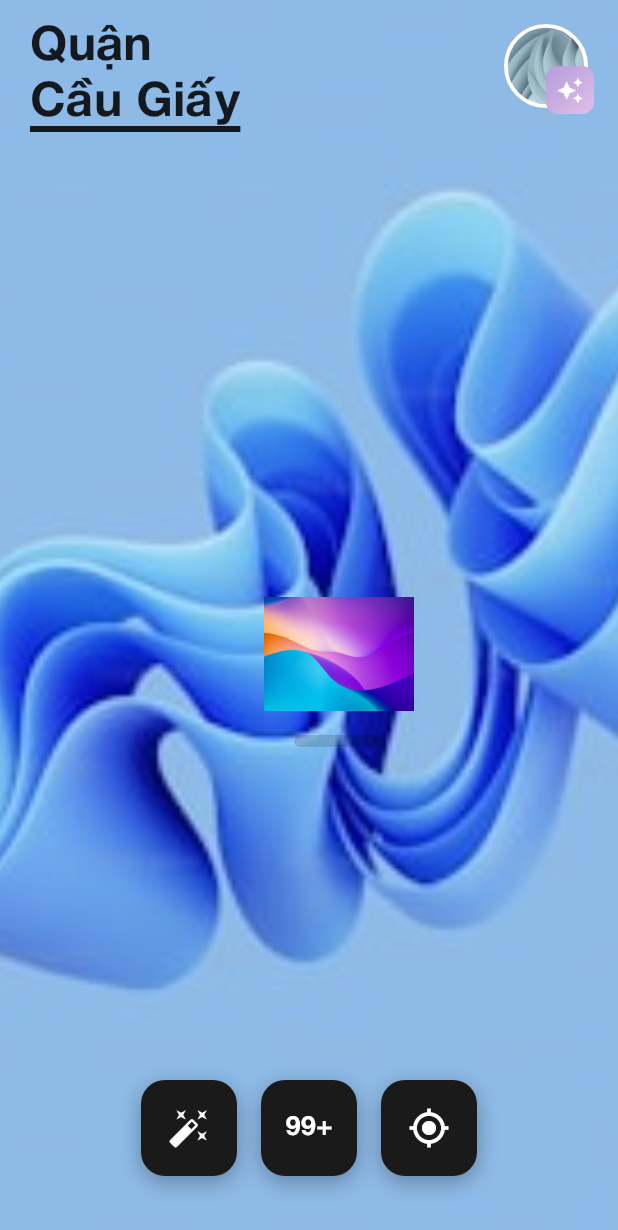
After one commit to thang2k6adu/JT291-flutter-mobile, a Flutter app: the HomeScreen screen opened directly, on a phone screen of 412 x 824 dp. The commit adds this screen. Shown: the top 1230 px of the screen. Run offline on Flutter 3.47's test engine with Material 3 defaults, Android fonts, the phone set to English and light mode, and no system bars; our stand-ins replace carousel_slider, device_info_plus, dio, firebase_auth, firebase_core, flutter_riverpod and 7 more; missing offline and left inert: network_info_plus; accounts and stored records are empty; statements that could not run were skipped; project files that could hold a hidden picture were left out.

Commit message:
feature: skeleton home map screen

```diff
--- a/lib/features/auth/controllers/auth_controller.dart
+++ b/lib/features/auth/controllers/auth_controller.dart
@@ -45,7 +45,7 @@ class AuthController extends AutoDisposeNotifier<void> {
         overlay.showWithTimeout(message: "Đăng nhập thành công");
         await Future.delayed(Duration(microseconds: 500));
         if (context.mounted) {
-          goScreen(context, RouteConstants.main);
+          goScreen(context, RouteConstants.home);
         }
       }
     } catch (e) {
@@ -86,7 +86,7 @@ class AuthController extends AutoDisposeNotifier<void> {
         overlay.showWithTimeout(message: "Đăng nhập thành công");
         await Future.delayed(Duration(microseconds: 500));
         if (context.mounted) {
-          goScreen(context, RouteConstants.main);
+          goScreen(context, RouteConstants.home);
         }
       }
     } catch (e) {
--- /dev/null
+++ b/lib/features/home/screens/home_screen.dart
@@ -0,0 +1,219 @@
+import 'package:flutter/material.dart';
+import 'package:flutter/services.dart';
+
+class HomeScreen extends StatelessWidget {
+  const HomeScreen({Key? key}) : super(key: key);
+
+  @override
+  Widget build(BuildContext context) {
+    return Scaffold(
+      body: AnnotatedRegion<SystemUiOverlayStyle>(
+        value: SystemUiOverlayStyle.dark,
+        child: Stack(
+          children: [
+            // Background Map
+            Positioned.fill(
+              child: Image.asset(
+                'lib/assets/images/demo3.jpg',
+                fit: BoxFit.cover,
+              ),
+            ),
+
+            // Top Section - Title and Avatar
+            SafeArea(
+              child: Padding(
+                padding: const EdgeInsets.fromLTRB(20, 16, 20, 0),
+                child: Row(
+                  mainAxisAlignment: MainAxisAlignment.spaceBetween,
+                  crossAxisAlignment: CrossAxisAlignment.start,
+                  children: [
+                    // Title with underline
+                    Column(
+                      crossAxisAlignment: CrossAxisAlignment.start,
+                      mainAxisSize: MainAxisSize.min,
+                      children: [
+                        const Text(
+                          'Quận',
+                          style: TextStyle(
+                            fontSize: 32,
+                            fontWeight: FontWeight.w700,
+                            color: Colors.black87,
+                            height: 1.0,
+                          ),
+                        ),
+                        const SizedBox(height: 2),
+                        Stack(
+                          children: [
+                            const Text(
+                              'Cầu Giấy',
+                              style: TextStyle(
+                                fontSize: 32,
+                                fontWeight: FontWeight.w700,
+                                color: Colors.black87,
+                                height: 1.2,
+                              ),
+                            ),
+                            Positioned(
+                              bottom: 0,
+                              left: 0,
+                              right: 0,
+                              child: Container(
+                                height: 4,
+                                color: Colors.black87,
+                              ),
+                            ),
+                          ],
+                        ),
+                      ],
+                    ),
+
+                    // Avatar with sparkle badge
+                    Stack(
+                      clipBehavior: Clip.none,
+                      children: [
+                        Container(
+                          width: 56,
+                          height: 56,
+                          decoration: BoxDecoration(
+                            shape: BoxShape.circle,
+                            border: Border.all(
+                              color: Colors.white,
+                              width: 2.5,
+                            ),
+                            image: const DecorationImage(
+                              image: AssetImage('lib/assets/images/demo1.jpg'),
+                              fit: BoxFit.cover,
+                            ),
+                          ),
+                        ),
+                        Positioned(
+                          right: -4,
+                          bottom: -4,
+                          child: Container(
+                            width: 32,
+                            height: 32,
+                            decoration: BoxDecoration(
+                              borderRadius: BorderRadius.circular(8),
+                              gradient: const LinearGradient(
+                                colors: [
+                                  Color(0xFFB39DDB),
+                                  Color(0xFFE1BEE7),
+                                ],
+                                begin: Alignment.topLeft,
+                                end: Alignment.bottomRight,
+                              ),
+                            ),
+                            child: const Icon(
+                              Icons.auto_awesome,
+                              color: Colors.white,
+                              size: 18,
+                            ),
+                          ),
+                        ),
+                      ],
+                    ),
+                  ],
+                ),
+              ),
+            ),
+
+            // Character on map
+            Center(
+              child: Transform.translate(
+                offset: const Offset(20, 30),
+                child: Column(
+                  mainAxisSize: MainAxisSize.min,
+                  children: [
+                    Image.asset(
+                      'lib/assets/images/demo2.jpg',
+                      width: 100,
+                      height: 100,
+                    ),
+                    const SizedBox(height: 4),
+                    Container(
+                      width: 60,
+                      height: 8,
+                      decoration: BoxDecoration(
+                        color: Colors.black.withOpacity(0.15),
+                        borderRadius: BorderRadius.circular(20),
+                      ),
+                    ),
+                  ],
+                ),
+              ),
+            ),
+
+            // Bottom Action Buttons
+            Positioned(
+              left: 0,
+              right: 0,
+              bottom: 40,
+              child: SafeArea(
+                child: Row(
+                  mainAxisAlignment: MainAxisAlignment.center,
+                  children: [
+                    _buildActionButton(
+                      icon: Icons.auto_fix_high,
+                      onTap: () {},
+                    ),
+                    const SizedBox(width: 16),
+                    _buildActionButton(
+                      label: '99+',
+                      onTap: () {},
+                    ),
+                    const SizedBox(width: 16),
+                    _buildActionButton(
+                      icon: Icons.my_location,
+                      onTap: () {},
+                    ),
+                  ],
+                ),
+              ),
+            ),
+          ],
+        ),
+      ),
+    );
+  }
+
+  Widget _buildActionButton({
+    IconData? icon,
+    String? label,
+    required VoidCallback onTap,
+  }) {
+    return GestureDetector(
+      onTap: onTap,
+      child: Container(
+        width: 64,
+        height: 64,
+        decoration: BoxDecoration(
+          color: const Color(0xFF1A1A1A),
+          borderRadius: BorderRadius.circular(16),
+          boxShadow: [
+            BoxShadow(
+              color: Colors.black.withOpacity(0.3),
+              blurRadius: 12,
+              offset: const Offset(0, 4),
+            ),
+          ],
+        ),
+        child: Center(
+          child: icon != null
+              ? Icon(
+                  icon,
+                  color: Colors.white,
+                  size: 28,
+                )
+              : Text(
+                  label!,
+                  style: const TextStyle(
+                    color: Colors.white,
+                    fontSize: 18,
+                    fontWeight: FontWeight.w700,
+                  ),
+                ),
+        ),
+      ),
+    );
+  }
+}
--- a/lib/routers/app_router.dart
+++ b/lib/routers/app_router.dart
@@ -12,6 +12,7 @@ import 'package:jt291_flutter_mobile/features/profile/screens/my_album.dart';
 import 'package:jt291_flutter_mobile/features/profile/screens/user_me_screen.dart';
 import 'package:jt291_flutter_mobile/features/profile/screens/edit_nickname.dart';
 import 'package:jt291_flutter_mobile/features/profile/screens/edit_bio.dart';
+import 'package:jt291_flutter_mobile/features/home/screens/home_screen.dart';
 
 class RouterRefreshNotifier extends ChangeNotifier {
   void refresh() => notifyListeners();
@@ -26,7 +27,7 @@ final routerProvider = Provider<GoRouter>((ref) {
   );
 
   return GoRouter(
-    initialLocation: RouteConstants.main,
+    initialLocation: RouteConstants.home,
     debugLogDiagnostics: true,
     refreshListenable: routerRefreshNotifier,
     routes: <RouteBase>[
@@ -42,6 +43,10 @@ final routerProvider = Provider<GoRouter>((ref) {
           GoRoute(
             path: RouteConstants.main,
             builder: ((context, state) => const MainScreen()),
+          ),
+          GoRoute(
+            path: RouteConstants.home,
+            builder: ((context, state) => const HomeScreen()),
           ),
           GoRoute(
             path: RouteConstants.userMe,
```
